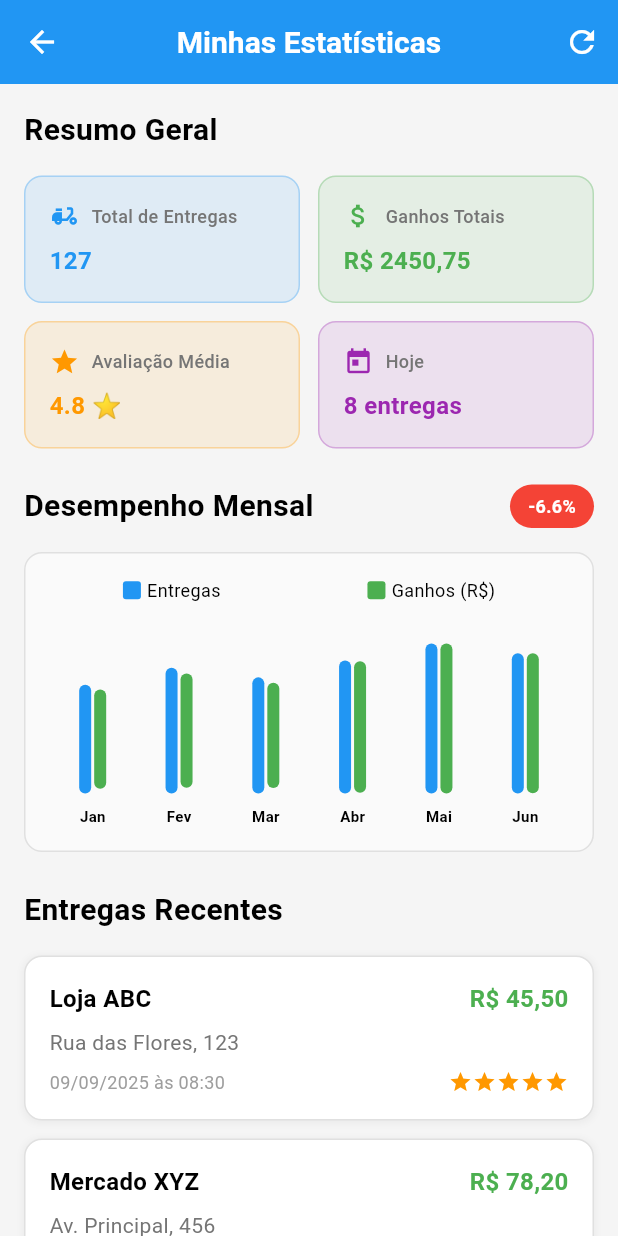
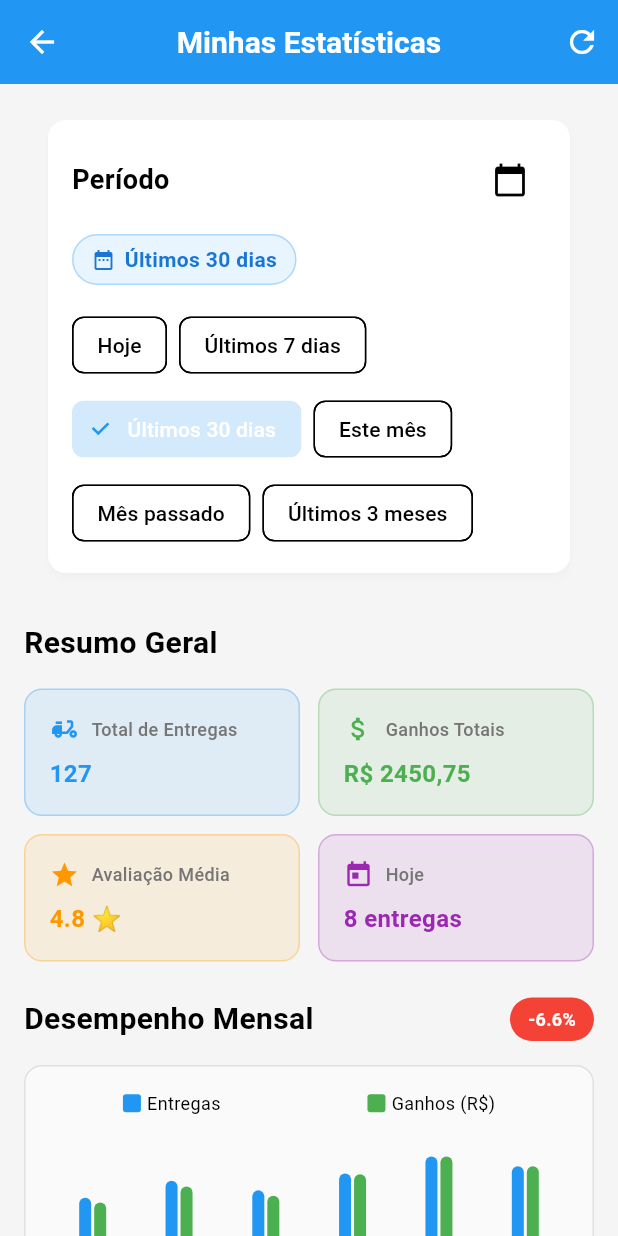
Before and after one commit to allandennis30/compra_pronta, a Flutter app: the DeliveryStatsPage screen opened by its route, after a tap on the "refresh" icon, on a phone screen of 412 x 824 dp. Run offline on Flutter 3.47's test engine with Material 3 defaults, Android fonts, the phone set to English and light mode, and no system bars; our stand-ins replace audioplayers, firebase_core, firebase_messaging, flutter_local_notifications, get, get_storage and 9 more; missing offline and left inert: barcode_scan2, mobile_scanner, workmanager; accounts and stored records are empty; network calls fail.

Commit message:
feat(delivery-stats): add period filter to delivery statistics page
- Implement period filter UI with predefined and custom date ranges
- Connect filter to API calls with date parameters
- Add fallback to mock data when API fails
- Include debug logging for user status

```diff
--- a/lib/modules/cliente/controllers/delivery_stats_controller.dart
+++ b/lib/modules/cliente/controllers/delivery_stats_controller.dart
@@ -1,12 +1,20 @@
 import 'package:get/get.dart';
 import '../../../utils/logger.dart';
+import '../repositories/delivery_repository.dart';
+import '../../auth/controllers/auth_controller.dart';
 
 class DeliveryStatsController extends GetxController {
+  final DeliveryRepository _deliveryRepository = DeliveryRepository();
 
   // Estado das estatísticas
   final RxBool isLoading = false.obs;
   final RxString error = ''.obs;
   final RxMap<String, dynamic> stats = <String, dynamic>{}.obs;
+
+  // Filtros de período
+  final Rx<DateTime?> startDate = Rx<DateTime?>(null);
+  final Rx<DateTime?> endDate = Rx<DateTime?>(null);
+  final RxString selectedPeriod = 'Últimos 30 dias'.obs;
 
   // Dados das estatísticas
   final RxInt totalDeliveries = 0.obs;
@@ -19,7 +27,30 @@ class DeliveryStatsController extends GetxController {
   @override
   void onInit() {
     super.onInit();
+    _initializeDefaultPeriod();
+    _debugUserStatus();
     loadStats();
+  }
+
+  /// Debug do status do usuário
+  void _debugUserStatus() {
+    final authController = Get.find<AuthController>();
+    final user = authController.currentUser;
+
+    AppLogger.info('=== DEBUG DELIVERY STATS ===');
+    AppLogger.info('Usuário logado: ${user?.name}');
+    AppLogger.info('Email: ${user?.email}');
+    AppLogger.info('ID: ${user?.id}');
+    AppLogger.info('É entregador: ${user?.isEntregador}');
+    AppLogger.info('É vendedor: ${user?.isSeller}');
+    AppLogger.info('============================');
+  }
+
+  /// Inicializa o período padrão (últimos 30 dias)
+  void _initializeDefaultPeriod() {
+    final now = DateTime.now();
+    endDate.value = now;
+    startDate.value = now.subtract(const Duration(days: 30));
   }
 
   /// Carrega as estatísticas do entregador
@@ -28,10 +59,60 @@ class DeliveryStatsController extends GetxController {
       isLoading.value = true;
       error.value = '';
 
-      // Simular dados de estatísticas (substituir por chamada real da API)
-      await Future.delayed(const Duration(seconds: 1));
+      // Usar API real com filtros de data
+      final dateFrom = startDate.value?.toIso8601String().split('T')[0];
+      final dateTo = endDate.value?.toIso8601String().split('T')[0];
 
-      // Dados mockados - substituir por dados reais da API
+      final statsData = await _deliveryRepository.getDeliveryStats(
+        dateFrom: dateFrom,
+        dateTo: dateTo,
+      );
+
+      // Processar dados da API
+      _processStatsData(statsData);
+
+    } catch (e) {
+      // Fallback para dados mockados em caso de erro
+      AppLogger.error('Erro ao carregar estatísticas da API: $e');
+      _loadMockData();
+    } finally {
+      isLoading.value = false;
+    }
+  }
+
+  /// Processa os dados recebidos da API
+  void _processStatsData(Map<String, dynamic> data) {
+    totalDeliveries.value = data['total_deliveries'] ?? 0;
+    totalEarnings.value = (data['total_earnings'] ?? 0.0).toDouble();
+    averageRating.value = (data['average_rating'] ?? 0.0).toDouble();
+    completedToday.value = data['today']?['deliveries'] ?? 0;
+
+    // Processar entregas recentes
+    if (data['recent_deliveries'] != null) {
+      recentDeliveries.value = List<Map<String, dynamic>>.from(
+        data['recent_deliveries'].map((delivery) => {
+          ...delivery,
+          'completed_at': delivery['completed_at'] != null
+            ? DateTime.parse(delivery['completed_at'])
+            : DateTime.now(),
+        }),
+      );
+    } else {
+      recentDeliveries.clear();
+    }
+
+    // Processar estatísticas mensais
+    if (data['monthly_stats'] != null) {
+      monthlyStats.value = List<Map<String, dynamic>>.from(data['monthly_stats']);
+    } else {
+      monthlyStats.clear();
+    }
+
+    AppLogger.info('Estatísticas processadas: ${totalDeliveries.value} entregas, R\$ ${totalEarnings.value.toStringAsFixed(2)} ganhos');
+  }
+
+  /// Carrega dados mockados como fallback
+  void _loadMockData() {
     totalDeliveries.value = 127;
     totalEarnings.value = 2450.75;
     averageRating.value = 4.8;
@@ -72,18 +153,85 @@ class DeliveryStatsController extends GetxController {
       {'month': 'Mai', 'deliveries': 62, 'earnings': 1345.80},
       {'month': 'Jun', 'deliveries': 58, 'earnings': 1256.40},
     ];
-
-    } catch (e) {
-      error.value = 'Erro ao carregar estatísticas: $e';
-      AppLogger.error('Erro ao carregar estatísticas: $e');
-    } finally {
-      isLoading.value = false;
-    }
   }
 
   /// Atualiza as estatísticas
   Future<void> refreshStats() async {
     await loadStats();
+  }
+
+  /// Aplica filtro de período personalizado
+  Future<void> applyCustomPeriod(DateTime start, DateTime end) async {
+    if (start.isAfter(end)) {
+      error.value = 'Data inicial deve ser anterior à data final';
+      return;
+    }
+
+    startDate.value = start;
+    endDate.value = end;
+    selectedPeriod.value = 'Período personalizado';
+    await loadStats();
+  }
+
+  /// Aplica filtro de período pré-definido
+  Future<void> applyPredefinedPeriod(String period) async {
+    final now = DateTime.now();
+
+    switch (period) {
+      case 'Hoje':
+        startDate.value = DateTime(now.year, now.month, now.day);
+        endDate.value = now;
+        break;
+      case 'Últimos 7 dias':
+        startDate.value = now.subtract(const Duration(days: 7));
+        endDate.value = now;
+        break;
+      case 'Últimos 30 dias':
+        startDate.value = now.subtract(const Duration(days: 30));
+        endDate.value = now;
+        break;
+      case 'Este mês':
+        startDate.value = DateTime(now.year, now.month, 1);
+        endDate.value = now;
+        break;
+      case 'Mês passado':
+        final lastMonth = DateTime(now.year, now.month - 1, 1);
+        startDate.value = lastMonth;
+        endDate.value = DateTime(now.year, now.month, 0); // Último dia do mês anterior
+        break;
+      case 'Últimos 3 meses':
+        startDate.value = now.subtract(const Duration(days: 90));
+        endDate.value = now;
+        break;
+      default:
+        return;
+    }
+
+    selectedPeriod.value = period;
+    await loadStats();
+  }
+
+  /// Lista de períodos pré-definidos disponíveis
+  List<String> get availablePeriods => [
+    'Hoje',
+    'Últimos 7 dias',
+    'Últimos 30 dias',
+    'Este mês',
+    'Mês passado',
+    'Últimos 3 meses',
+  ];
+
+  /// Retorna o texto formatado do período atual
+  String get currentPeriodText {
+    if (startDate.value == null || endDate.value == null) {
+      return 'Período não definido';
+    }
+
+    if (selectedPeriod.value == 'Período personalizado') {
+      return '${formatDate(startDate.value!)} - ${formatDate(endDate.value!)}';
+    }
+
+    return selectedPeriod.value;
   }
 
   /// Formata valor monetário
--- a/lib/modules/cliente/pages/delivery_stats_page.dart
+++ b/lib/modules/cliente/pages/delivery_stats_page.dart
@@ -62,6 +62,8 @@ class DeliveryStatsPage extends StatelessWidget {
             child: Column(
               crossAxisAlignment: CrossAxisAlignment.start,
               children: [
+                _buildPeriodFilter(controller),
+                const SizedBox(height: 24),
                 _buildOverviewCards(controller),
                 const SizedBox(height: 24),
                 _buildMonthlyChart(controller),
@@ -73,6 +75,127 @@ class DeliveryStatsPage extends StatelessWidget {
         );
       }),
     );
+  }
+
+  Widget _buildPeriodFilter(DeliveryStatsController controller) {
+    return Card(
+      child: Padding(
+        padding: const EdgeInsets.all(16),
+        child: Column(
+          crossAxisAlignment: CrossAxisAlignment.start,
+          children: [
+            Row(
+              mainAxisAlignment: MainAxisAlignment.spaceBetween,
+              children: [
+                const Text(
+                  'Período',
+                  style: TextStyle(
+                    fontSize: 18,
+                    fontWeight: FontWeight.bold,
+                  ),
+                ),
+                Row(
+                   children: [
+                     Obx(() => controller.isLoading.value
+                       ? const SizedBox(
+                           width: 20,
+                           height: 20,
+                           child: CircularProgressIndicator(
+                             strokeWidth: 2,
+                             valueColor: AlwaysStoppedAnimation<Color>(Colors.blue),
+                           ),
+                         )
+                       : const SizedBox.shrink(),
+                     ),
+                     const SizedBox(width: 8),
+                     IconButton(
+                       icon: const Icon(Icons.calendar_today),
+                       onPressed: () => _showCustomDatePicker(controller),
+                       tooltip: 'Selecionar período personalizado',
+                     ),
+                   ],
+                 ),
+              ],
+            ),
+            const SizedBox(height: 12),
+            Obx(() => Container(
+              padding: const EdgeInsets.symmetric(horizontal: 12, vertical: 6),
+              decoration: BoxDecoration(
+                color: Colors.blue.withOpacity(0.1),
+                borderRadius: BorderRadius.circular(20),
+                border: Border.all(color: Colors.blue.withOpacity(0.3)),
+              ),
+              child: Row(
+                mainAxisSize: MainAxisSize.min,
+                children: [
+                  Icon(
+                    Icons.date_range,
+                    size: 16,
+                    color: Colors.blue[700],
+                  ),
+                  const SizedBox(width: 6),
+                  Text(
+                    controller.currentPeriodText,
+                    style: TextStyle(
+                      fontSize: 14,
+                      color: Colors.blue[700],
+                      fontWeight: FontWeight.w600,
+                    ),
+                  ),
+                ],
+              ),
+            )),
+            const SizedBox(height: 16),
+            Wrap(
+              spacing: 8,
+              runSpacing: 8,
+              children: controller.availablePeriods.map((period) {
+                return Obx(() => FilterChip(
+                  label: Text(period),
+                  selected: controller.selectedPeriod.value == period,
+                  onSelected: (selected) {
+                    if (selected) {
+                      controller.applyPredefinedPeriod(period);
+                    }
+                  },
+                  selectedColor: Colors.blue.withOpacity(0.2),
+                  checkmarkColor: Colors.blue,
+                ));
+              }).toList(),
+            ),
+          ],
+        ),
+      ),
+    );
+  }
+
+  Future<void> _showCustomDatePicker(DeliveryStatsController controller) async {
+    final DateTimeRange? picked = await showDateRangePicker(
+      context: Get.context!,
+      firstDate: DateTime(2020),
+      lastDate: DateTime.now(),
+      initialDateRange: DateTimeRange(
+        start: controller.startDate.value ?? DateTime.now().subtract(const Duration(days: 30)),
+        end: controller.endDate.value ?? DateTime.now(),
+      ),
+      builder: (context, child) {
+        return Theme(
+          data: Theme.of(context).copyWith(
+            colorScheme: const ColorScheme.light(
+              primary: Colors.blue,
+              onPrimary: Colors.white,
+              surface: Colors.white,
+              onSurface: Colors.black,
+            ),
+          ),
+          child: child!,
+        );
+      },
+    );
+
+    if (picked != null) {
+      await controller.applyCustomPeriod(picked.start, picked.end);
+    }
   }
 
   Widget _buildOverviewCards(DeliveryStatsController controller) {
```
Lines whose indentation alone changed are shown as unchanged.
